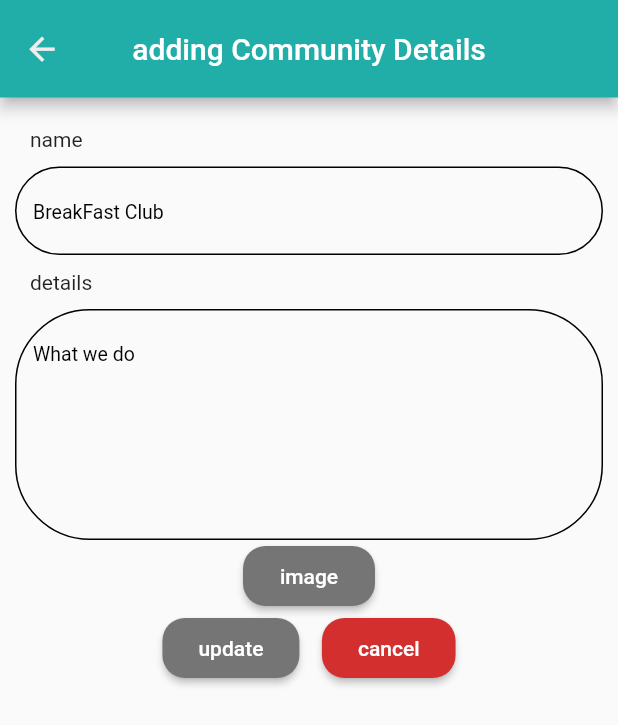
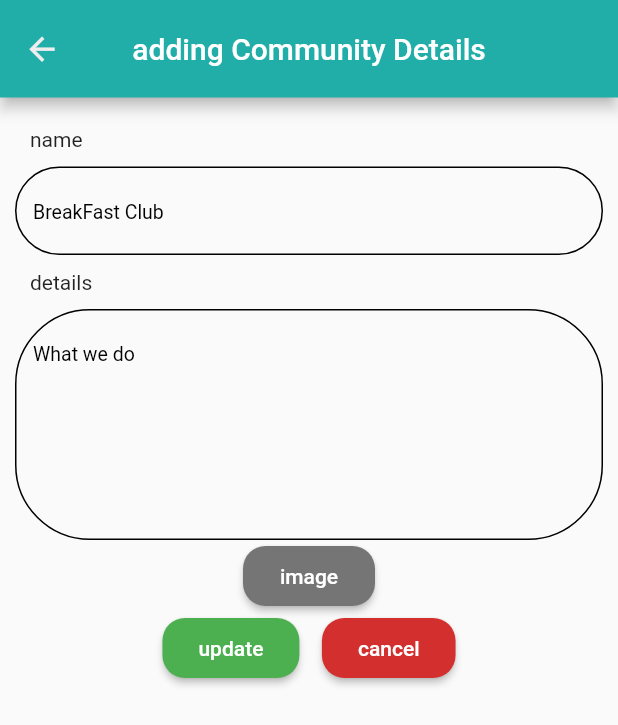
Before and after one commit to Amjadyabroudi128/syriancommunity, a Flutter app: the EditCommunity screen opened by its route, on a phone screen of 412 x 824 dp. Shown: the top 725 px of the screen. Run offline on Flutter 3.47's test engine with Material 3 defaults, Android fonts, the phone set to English and light mode, and no system bars; our stand-ins replace bloc, cloud_firestore, firebase_auth, firebase_core, firebase_messaging, firebase_storage and 3 more; accounts and stored records are empty; generated files the repository leaves out were written again.

Commit message:
button color submit

```diff
--- a/lib/Screens/community/editCommunity.dart
+++ b/lib/Screens/community/editCommunity.dart
@@ -92,7 +92,7 @@ class _EditCommunityState extends State<EditCommunity> {
                       }
                     }
                       , title: AppLocalizations.of(context)!.update,
-                      color: ColorManager.addEdit,
+                      color: ColorManager.submit,
                     ),
                    sizedBox(width: 15,),
                    CustomButton(
```
